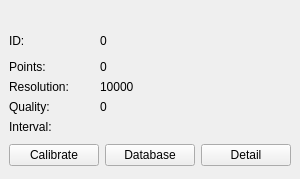
Before: the Qt Designer form gui/snowgui/icegui/calibrationwidget.ui in AndreasFMueller/AstroPhotography, drawn with Qt 5.
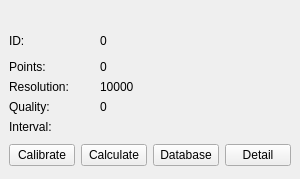
After: the same form once the commit is applied. Custom widgets are drawn as their Qt base class.

```diff
--- a/gui/snowgui/icegui/calibrationwidget.ui
+++ b/gui/snowgui/icegui/calibrationwidget.ui
@@ -161,6 +161,13 @@
         </property>
        </widget>
       </item>
+      <item>
+       <widget class="QPushButton" name="calculateButton">
+        <property name="text">
+         <string>Calculate</string>
+        </property>
+       </widget>
+      </item>
       <item>
        <widget class="QPushButton" name="databaseButton">
         <property name="text">
```
Left out of the diff: 2 changed lines with no effect on the pictures.
